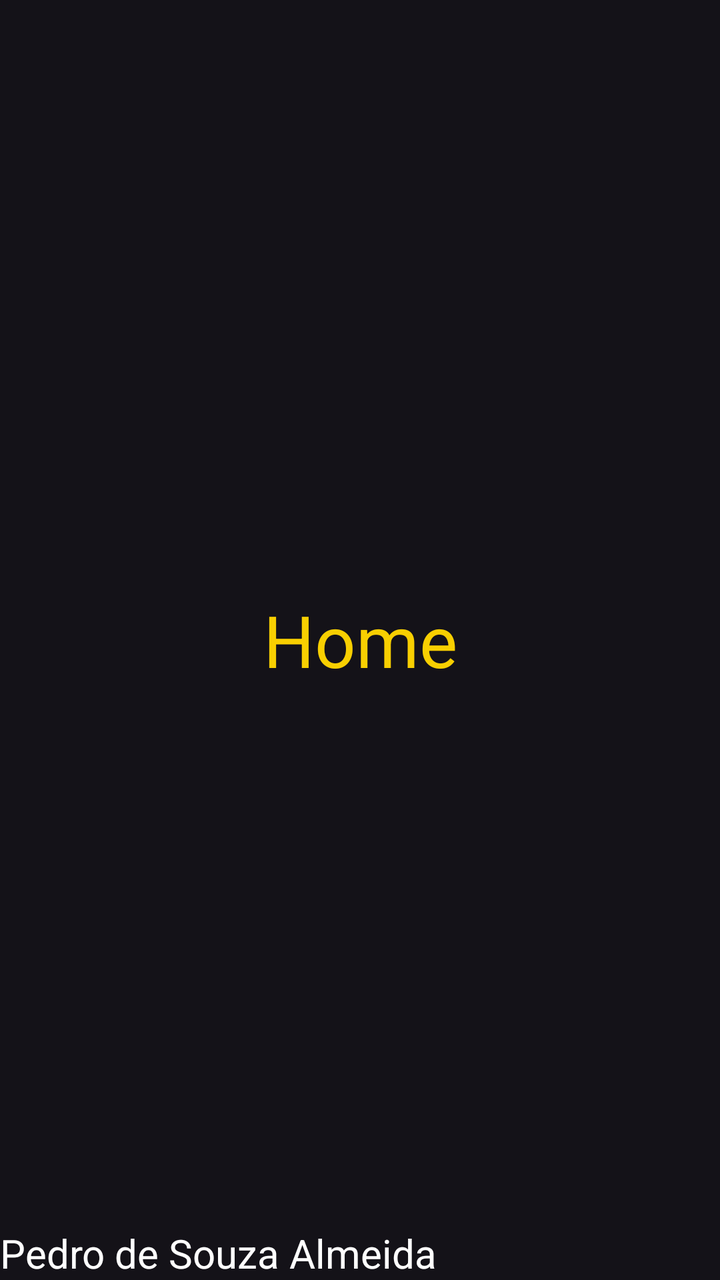
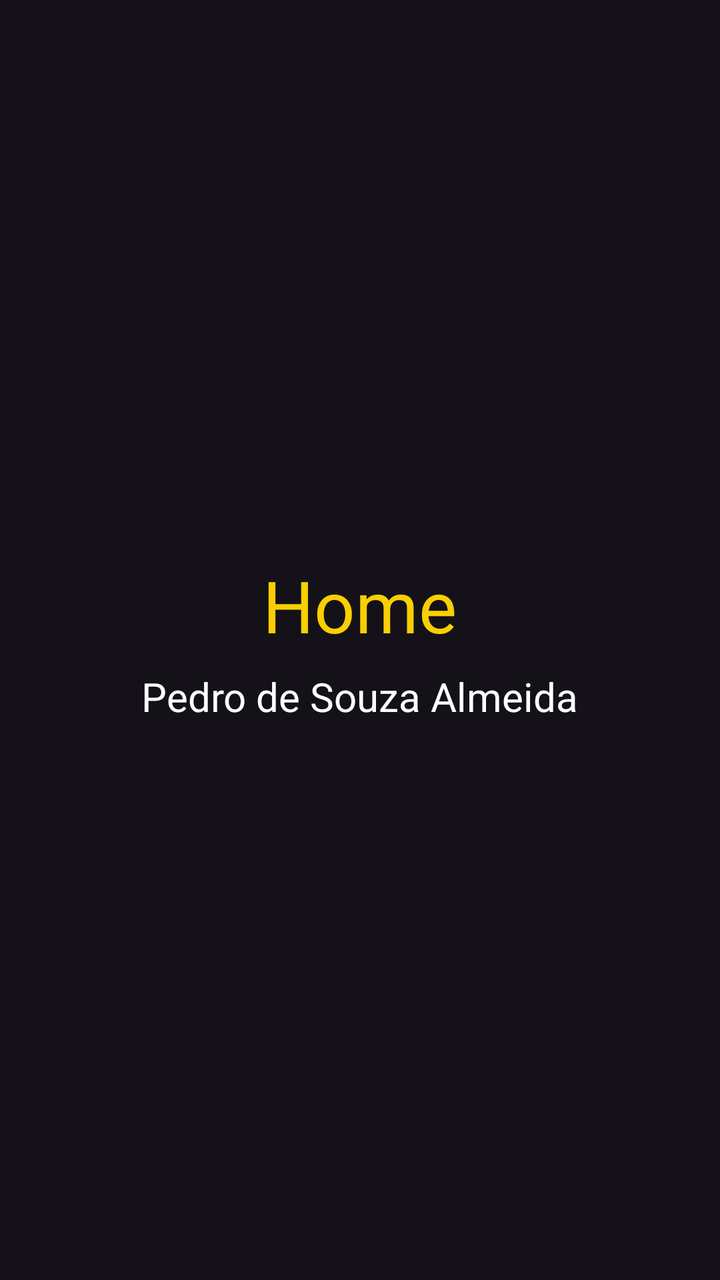

An Android layout rendered at two revisions. The XML below is the earlier revision; the diff shows what the commit changed to produce the second picture.
<!-- AndroidManifest.xml: application theme Theme.NavigationDrawer -->
<!-- res/layout/fragment_home.xml -->
<?xml version="1.0" encoding="utf-8"?>
<FrameLayout xmlns:android="http://schemas.android.com/apk/res/android"
    xmlns:tools="http://schemas.android.com/tools"
    android:layout_width="match_parent"
    android:layout_height="match_parent"
    tools:context=".HomeFragment">

    
    <TextView
        android:layout_width="match_parent"
        android:layout_height="match_parent"
        android:text="Home"
        android:gravity="center"
        android:textColor="@color/amarelo"
        android:textSize="36sp"/>

    <TextView
        android:layout_width="match_parent"
        android:layout_height="match_parent"
        android:text="Pedro de Souza Almeida"
        android:gravity="bottom"
        android:textColor="@color/white"
        android:textSize="20sp" />

</FrameLayout>
<!-- resources referenced by this layout -->
<resources>
  <color name="amarelo">#F8CF01</color>
  <color name="white">#FFFFFFFF</color>
  <style name="Theme.NavigationDrawer" parent="Base.Theme.NavigationDrawer" />
  <style name="Base.Theme.NavigationDrawer" parent="Theme.Material3.Dark.NoActionBar">
          <item name="colorPrimary">#F8CF01</item>
          <item name="colorPrimaryVariant">#9E7B09</item>
          <item name="android:statusBarColor">@color/amarelo</item>
      </style>
</resources>

<!-- the commit's change to res/layout/fragment_home.xml (unified diff, before → after) -->
@@ -1,25 +1,25 @@
 <?xml version="1.0" encoding="utf-8"?>
-<FrameLayout xmlns:android="http://schemas.android.com/apk/res/android"
+<LinearLayout xmlns:android="http://schemas.android.com/apk/res/android"
     xmlns:tools="http://schemas.android.com/tools"
     android:layout_width="match_parent"
     android:layout_height="match_parent"
+    android:orientation="vertical"
+    android:gravity="center"
     tools:context=".HomeFragment">
 
-    
     <TextView
-        android:layout_width="match_parent"
-        android:layout_height="match_parent"
+        android:layout_width="wrap_content"
+        android:layout_height="wrap_content"
         android:text="Home"
-        android:gravity="center"
         android:textColor="@color/amarelo"
         android:textSize="36sp"/>
 
     <TextView
-        android:layout_width="match_parent"
-        android:layout_height="match_parent"
+        android:layout_width="wrap_content"
+        android:layout_height="wrap_content"
         android:text="Pedro de Souza Almeida"
-        android:gravity="bottom"
         android:textColor="@color/white"
-        android:textSize="20sp" />
+        android:textSize="20sp"
+        android:layout_marginTop="8dp" />
 
-</FrameLayout>
+</LinearLayout>
